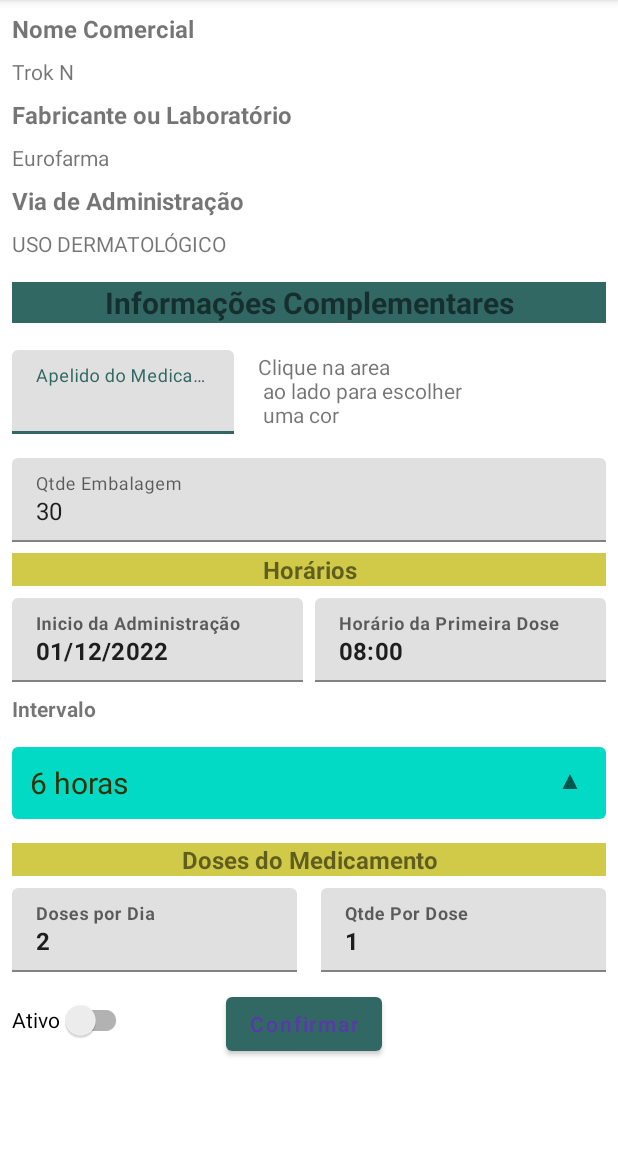
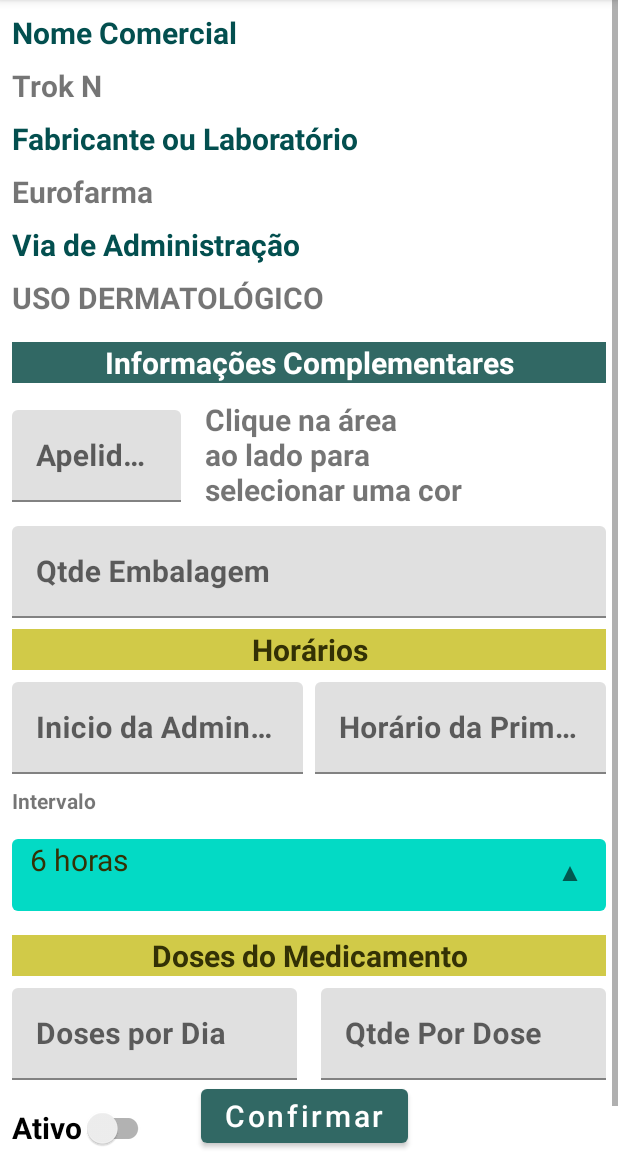
Before and after one commit to casdea/tcc-engenharia-da-computacao, an Android app: the MedicamentoActivity screen opened directly, with no data from a screen before it, on a phone screen of 412 x 824 dp, the part 84-1236 px from its top. Run offline under Robolectric (Android 15) with nearby library versions, the phone set to English and light mode, and no system bars; 3 statements that could not run were skipped.

Commit message:
fase15-finalizacao-texto-tcc

```diff
--- a/projetos/amu/app/src/main/res/layout/activity_medicamento.xml
+++ b/projetos/amu/app/src/main/res/layout/activity_medicamento.xml
@@ -22,7 +22,8 @@
             android:layout_marginTop="8dp"
             android:layout_marginEnd="8dp"
             android:text="@string/nome_comercial"
-            android:textSize="16sp"
+            android:textColor="#034f4f"
+            android:textSize="20sp"
             android:textStyle="bold"
             app:layout_constraintBottom_toTopOf="@+id/txvNomeComercial"
             app:layout_constraintEnd_toEndOf="parent"
@@ -37,6 +38,8 @@
             android:layout_marginTop="8dp"
             android:layout_marginEnd="8dp"
             android:text="@string/exemplo_nome_comercial"
+            android:textSize="20sp"
+            android:textStyle="bold"
             app:layout_constraintBottom_toTopOf="@+id/textView13"
             app:layout_constraintEnd_toEndOf="parent"
             app:layout_constraintStart_toStartOf="parent"
@@ -50,7 +53,8 @@
             android:layout_marginTop="8dp"
             android:layout_marginEnd="8dp"
             android:text="@string/fabricante_ou_laboratorio"
-            android:textSize="16sp"
+            android:textColor="#034f4f"
+            android:textSize="20sp"
             android:textStyle="bold"
             app:layout_constraintBottom_toTopOf="@+id/txvNomeFabricante"
             app:layout_constraintEnd_toEndOf="parent"
@@ -65,6 +69,8 @@
             android:layout_marginTop="8dp"
             android:layout_marginEnd="8dp"
             android:text="@string/exemplo_fabricante"
+            android:textSize="20sp"
+            android:textStyle="bold"
             app:layout_constraintEnd_toEndOf="parent"
             app:layout_constraintStart_toStartOf="parent"
             app:layout_constraintTop_toBottomOf="@+id/textView13" />
@@ -78,7 +84,8 @@
             android:layout_marginTop="8dp"
             android:layout_marginEnd="8dp"
             android:text="@string/via_administracao"
-            android:textSize="16sp"
+            android:textColor="#034f4f"
+            android:textSize="20sp"
             android:textStyle="bold"
             app:layout_constraintBottom_toTopOf="@+id/txvViaAdministracao"
             app:layout_constraintEnd_toEndOf="parent"
@@ -95,6 +102,8 @@
             android:layout_marginEnd="8dp"
             android:layout_marginBottom="8dp"
             android:text="@string/exemplo_via_administracao"
+            android:textSize="20sp"
+            android:textStyle="bold"
             app:layout_constraintBottom_toTopOf="@+id/textView7"
             app:layout_constraintEnd_toEndOf="parent"
             app:layout_constraintHorizontal_bias="0.0"
@@ -112,6 +121,7 @@
             android:background="@color/teal_200"
             android:text="@string/informacoes_complementares"
             android:textAlignment="center"
+            android:textColor="@color/white"
             android:textSize="20sp"
             android:textStyle="bold"
             app:layout_constraintBottom_toTopOf="@+id/textInpLayApelidoMedicamento"
@@ -138,7 +148,9 @@
                 android:layout_width="match_parent"
                 android:layout_height="wrap_content"
                 android:hint="@string/apelido_medicamento"
-                android:inputType="textPersonName" />
+                android:inputType="textPersonName"
+                android:textSize="20sp"
+                android:textStyle="bold" />
 
         </com.google.android.material.textfield.TextInputLayout>
 
@@ -157,7 +169,8 @@
             app:layout_constraintBottom_toTopOf="@+id/textInpLayQtdeEmbalagem"
             app:layout_constraintEnd_toEndOf="parent"
             app:layout_constraintStart_toEndOf="@+id/textView33"
-            app:layout_constraintTop_toBottomOf="@+id/textView7" />
+            app:layout_constraintTop_toBottomOf="@+id/textView7"
+            android:textIsSelectable="true" />
 
 
         <com.google.android.material.textfield.TextInputLayout
@@ -178,7 +191,8 @@
                 android:layout_width="match_parent"
                 android:layout_height="wrap_content"
                 android:hint="@string/qtde_embalagem"
-                android:text="@string/exemplo_qtde_medicamento" />
+                android:textSize="20sp"
+                android:textStyle="bold" />
         </com.google.android.material.textfield.TextInputLayout>
 
         <TextView
@@ -191,7 +205,8 @@
             android:background="#D1CA48"
             android:text="@string/horarios"
             android:textAlignment="center"
-            android:textSize="16sp"
+            android:textColor="#333105"
+            android:textSize="20sp"
             android:textStyle="bold"
             app:layout_constraintEnd_toEndOf="parent"
             app:layout_constraintStart_toStartOf="parent"
@@ -216,7 +231,7 @@
                 android:focusable="true"
                 android:hint="@string/inicio_administracao"
                 android:inputType="date"
-                android:text="@string/exemplo_data_hora"
+                android:textSize="20sp"
                 android:textStyle="bold" />
         </com.google.android.material.textfield.TextInputLayout>
 
@@ -238,7 +253,7 @@
                 android:enabled="true"
                 android:hint="@string/horario_primeira_dose"
                 android:inputType="time"
-                android:text="@string/exemplo_hora_inicio"
+                android:textSize="20sp"
                 android:textStyle="bold" />
         </com.google.android.material.textfield.TextInputLayout>
 
@@ -288,7 +303,8 @@
             android:background="#D1CA48"
             android:text="@string/doses_do_medicamento"
             android:textAlignment="center"
-            android:textSize="16sp"
+            android:textColor="#333105"
+            android:textSize="20sp"
             android:textStyle="bold"
             app:layout_constraintBottom_toTopOf="@+id/textInpLayDosesDia"
             app:layout_constraintEnd_toEndOf="parent"
@@ -312,8 +328,7 @@
                 android:layout_height="wrap_content"
                 android:hint="@string/doses_administradas_por_dia"
                 android:inputType="number"
-                android:text="@string/exemplo_doses_administrada"
-                android:textSize="16sp"
+                android:textSize="20sp"
                 android:textStyle="bold" />
         </com.google.android.material.textfield.TextInputLayout>
 
@@ -334,7 +349,7 @@
                 android:layout_height="wrap_content"
                 android:hint="@string/qtde_por_dose"
                 android:inputType="number"
-                android:text="@string/exemplo_qtde_por_dose"
+                android:textSize="20sp"
                 android:textStyle="bold" />
         </com.google.android.material.textfield.TextInputLayout>
 
@@ -346,6 +361,8 @@
             android:layout_marginTop="8dp"
             android:minHeight="48dp"
             android:text="@string/ativo"
+            android:textSize="20sp"
+            android:textStyle="bold"
             app:layout_constraintStart_toStartOf="parent"
             app:layout_constraintTop_toBottomOf="@+id/textInpLayDosesDia" />
 
@@ -359,7 +376,7 @@
             android:contentDescription="@string/Botao_Confirmar_Registro_Medicamento"
             android:text="@string/confirmar"
             android:textAllCaps="false"
-            android:textColor="#5E35B1"
+            android:textSize="20sp"
             app:layout_constraintBottom_toBottomOf="parent"
             app:layout_constraintEnd_toEndOf="parent"
             app:layout_constraintStart_toStartOf="parent"
@@ -374,7 +391,9 @@
             android:layout_marginTop="8dp"
             android:layout_marginEnd="8dp"
             android:layout_marginBottom="8dp"
-            android:text="Clique na area \n ao lado para escolher\n uma cor"
+            android:text="@string/clique_na_area_nao_lado_para_escolher_numa_cor"
+            android:textSize="20sp"
+            android:textStyle="bold"
             app:layout_constraintBottom_toTopOf="@+id/textInpLayQtdeEmbalagem"
             app:layout_constraintEnd_toStartOf="@+id/txvCorSelecionada"
             app:layout_constraintStart_toEndOf="@+id/textInpLayApelidoMedicamento"
--- a/projetos/amu/app/src/main/res/layout/fragment_utilizacao.xml
+++ b/projetos/amu/app/src/main/res/layout/fragment_utilizacao.xml
@@ -14,7 +14,8 @@
         android:layout_marginTop="8dp"
         android:layout_marginEnd="8dp"
         android:text="@string/exemplo_data_hora"
-        android:textSize="16sp"
+        android:textColor="#333105"
+        android:textSize="20sp"
         android:textStyle="bold"
         app:layout_constraintBottom_toBottomOf="parent"
         app:layout_constraintEnd_toEndOf="parent"
--- a/projetos/amu/app/src/main/res/layout/fragment_utilizacao_list.xml
+++ b/projetos/amu/app/src/main/res/layout/fragment_utilizacao_list.xml
@@ -20,6 +20,7 @@
         android:background="#D1CA48"
         android:text="@string/registro_utilizacao"
         android:textAlignment="viewStart"
+        android:textColor="#333105"
         android:textSize="20sp"
         android:textStyle="bold"
         app:layout_constraintBottom_toTopOf="@+id/textView36"
@@ -36,7 +37,8 @@
         android:layout_marginEnd="8dp"
         android:layout_marginBottom="8dp"
         android:text="@string/data_hora_utilizacao"
-        android:textSize="16sp"
+        android:textColor="#333105"
+        android:textSize="20sp"
         android:textStyle="bold"
         app:layout_constraintBottom_toTopOf="@+id/recyclerView"
         app:layout_constraintEnd_toEndOf="parent"
@@ -49,6 +51,7 @@
         android:layout_height="0dp"
         android:layout_marginStart="8dp"
         android:layout_marginEnd="8dp"
+        android:contentDescription="@string/lista_utilizacao_medicamento"
         app:layout_constraintBottom_toBottomOf="parent"
         app:layout_constraintEnd_toEndOf="parent"
         app:layout_constraintHorizontal_bias="0.0"
--- a/projetos/amu/app/src/main/res/layout/spinner_intervalo.xml
+++ b/projetos/amu/app/src/main/res/layout/spinner_intervalo.xml
@@ -2,6 +2,7 @@
 <TextView xmlns:android="http://schemas.android.com/apk/res/android"
     android:id="@android:id/text1"
     android:layout_width="match_parent"
+    android:minHeight="48dp"
     android:layout_height="wrap_content"
     android:textSize="20sp"
     android:textColor="#333105" />
--- a/projetos/amu/app/src/main/res/values/strings.xml
+++ b/projetos/amu/app/src/main/res/values/strings.xml
@@ -116,5 +116,7 @@
     <string name="exemplo_qtde_cadastrados">10</string>
     <string name="exemplo_horario_vencido">3</string>
     <string name="lista_de_medicamentos_cadastrados">Lista de Medicamentos Cadastrados</string>
-    <string name="area_cor_selecionada">Cor Selecionada</string>
+    <string name="area_cor_selecionada">Área da Cor</string>
+    <string name="clique_na_area_nao_lado_para_escolher_numa_cor">Clique na área\nao lado para\nselecionar uma cor</string>
+    <string name="lista_utilizacao_medicamento">Lista de Utilização de Medicamento</string>
 </resources>
```
Also changed, not shown: projetos/amu/app/src/main/res/layout/activity_detalhe_anvisa.xml (+37 -21 lines), projetos/amu/app/src/main/res/layout/fragment_estoque.xml (+8 -0 lines), projetos/amu/app/src/main/res/layout/fragment_estoque_list.xml (+11 -2 lines).
